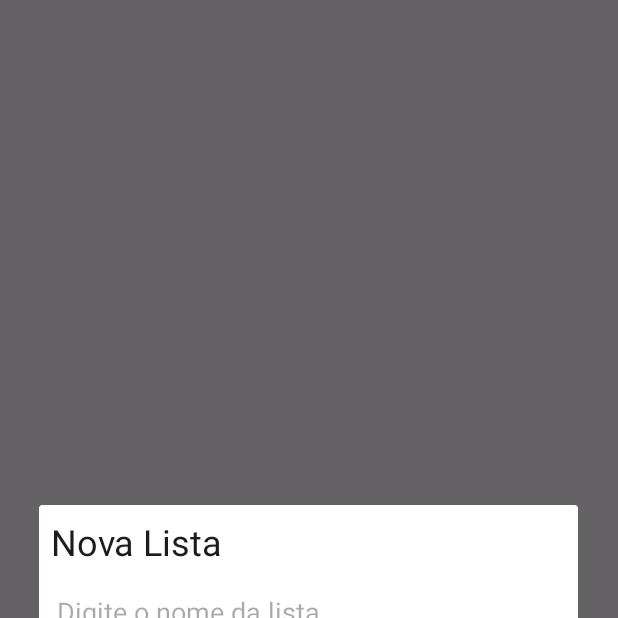
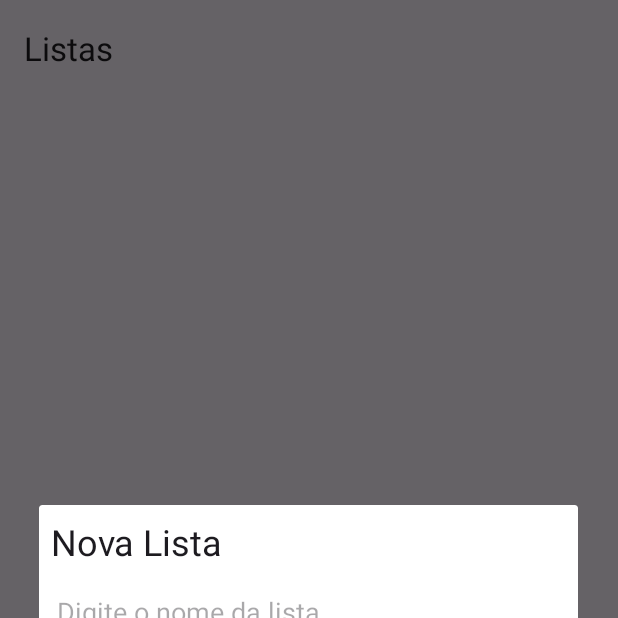
Before and after one commit to diogo7b/android-market-list, an Android app: the screen it shows after launch (MainActivity), after a tap on "add list button", on a phone screen of 412 x 824 dp, the top half of it. Run offline under Robolectric (Android 15) with nearby library versions, the phone set to English and light mode, and no system bars; our stand-ins replace Room's generated code.

Commit message:
fix: add top app bar on fragment market list

```diff
--- a/app/src/main/res/layout/fragment_market_list.xml
+++ b/app/src/main/res/layout/fragment_market_list.xml
@@ -5,18 +5,36 @@
     android:layout_width="match_parent"
     android:layout_height="match_parent">
 
+    <com.google.android.material.appbar.AppBarLayout
+        android:id="@+id/appbar_layout"
+        style="@style/TextAppearance.Material3.TitleLarge"
+        android:layout_width="match_parent"
+        android:layout_height="wrap_content"
+        app:layout_constraintStart_toStartOf="parent"
+        app:layout_constraintTop_toTopOf="parent">
+
+        <com.google.android.material.appbar.MaterialToolbar
+            android:id="@+id/mt_toolbar_main_list"
+            android:layout_width="match_parent"
+            android:layout_height="wrap_content"
+            android:minHeight="?attr/actionBarSize"
+            app:layout_scrollFlags="scroll|snap"
+            app:title="@string/title_lists" />
+    </com.google.android.material.appbar.AppBarLayout>
 
     <androidx.recyclerview.widget.RecyclerView
         android:id="@+id/rc_market_lists"
         android:layout_width="match_parent"
-        android:layout_height="match_parent"
+        android:layout_height="0dp"
         android:orientation="vertical"
+        android:visibility="visible"
         app:layoutManager="androidx.recyclerview.widget.LinearLayoutManager"
         app:layout_behavior="@string/appbar_scrolling_view_behavior"
         app:layout_constraintBottom_toBottomOf="parent"
         app:layout_constraintEnd_toEndOf="parent"
         app:layout_constraintStart_toStartOf="parent"
-        app:layout_constraintTop_toBottomOf="parent"
+        app:layout_constraintTop_toBottomOf="@id/appbar_layout"
+        tools:itemCount="5"
         tools:listitem="@layout/item_market_list" />
 
     <ProgressBar
@@ -36,6 +54,7 @@
         android:layout_width="wrap_content"
         android:layout_height="wrap_content"
         android:text="Sem listas no momento"
+        android:visibility="gone"
         app:layout_constraintBottom_toBottomOf="parent"
         app:layout_constraintEnd_toEndOf="parent"
         app:layout_constraintStart_toStartOf="parent"
```
